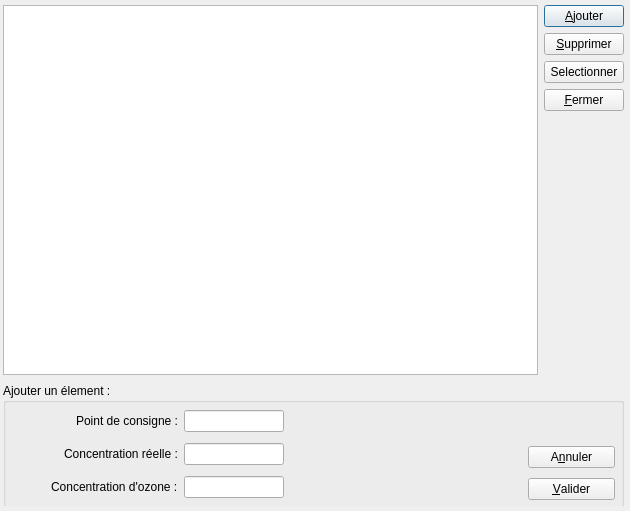
Above: dlg_concentration.ui from InformatiqueAtmoNA/tam before the change. Below: the same form after it.
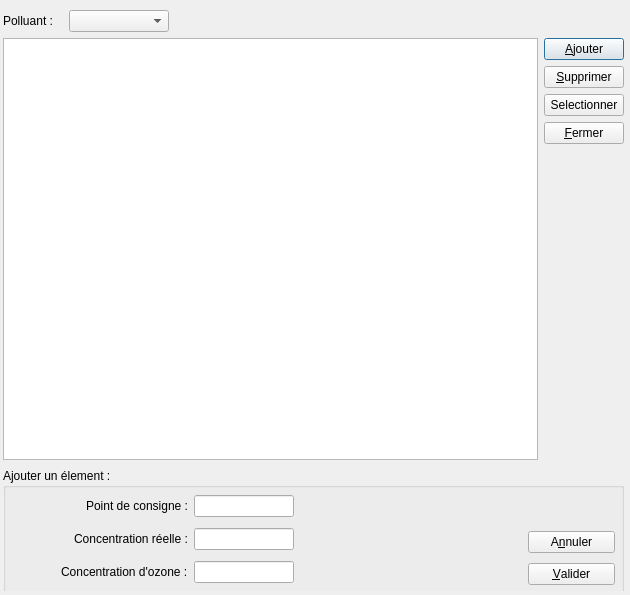
That is the form after the change.

```diff
--- a/dlg_concentration.ui
+++ b/dlg_concentration.ui
@@ -10,7 +10,7 @@
     <x>0</x>
     <y>0</y>
     <width>630</width>
-    <height>511</height>
+    <height>595</height>
    </rect>
   </property>
   <property name="windowTitle">
@@ -23,16 +23,26 @@
    <property name="geometry">
     <rect>
      <x>3</x>
-     <y>5</y>
+     <y>10</y>
      <width>621</width>
-     <height>501</height>
+     <height>581</height>
     </rect>
    </property>
    <layout class="QGridLayout" name="gridLayout">
-    <item row="0" column="0">
-     <widget class="QTableView" name="tableView"/>
+    <item row="1" column="0">
+     <widget class="QTableView" name="tableView">
+      <property name="alternatingRowColors">
+       <bool>true</bool>
+      </property>
+      <property name="selectionMode">
+       <enum>QAbstractItemView::SingleSelection</enum>
+      </property>
+      <property name="selectionBehavior">
+       <enum>QAbstractItemView::SelectRows</enum>
+      </property>
+     </widget>
     </item>
-    <item row="0" column="1">
+    <item row="1" column="1">
      <layout class="QVBoxLayout" name="verticalLayout">
       <item>
        <widget class="QPushButton" name="button_Ajouter">
@@ -77,7 +87,7 @@
       </item>
      </layout>
     </item>
-    <item row="1" column="0" colspan="2">
+    <item row="2" column="0" colspan="2">
      <widget class="QGroupBox" name="gb_edit_champs">
       <property name="sizePolicy">
        <sizepolicy hsizetype="Expanding" vsizetype="Fixed">
@@ -129,7 +139,7 @@
       <widget class="QWidget" name="layoutWidget">
        <property name="geometry">
         <rect>
-         <x>10</x>
+         <x>20</x>
          <y>22</y>
          <width>271</width>
          <height>101</height>
@@ -278,6 +288,62 @@
       </widget>
      </widget>
     </item>
+    <item row="0" column="0">
+     <layout class="QHBoxLayout" name="horizontalLayout_4">
+      <item>
+       <widget class="QLabel" name="label_4">
+        <property name="text">
+         <string>Polluant :</string>
+        </property>
+       </widget>
+      </item>
+      <item>
+       <spacer name="horizontalSpacer_4">
+        <property name="orientation">
+         <enum>Qt::Horizontal</enum>
+        </property>
+        <property name="sizeType">
+         <enum>QSizePolicy::Fixed</enum>
+        </property>
+        <property name="sizeHint" stdset="0">
+         <size>
+          <width>10</width>
+          <height>20</height>
+         </size>
+        </property>
+       </spacer>
+      </item>
+      <item>
+       <widget class="QComboBox" name="comboBox_SelectPolluant">
+        <property name="sizePolicy">
+         <sizepolicy hsizetype="Preferred" vsizetype="Fixed">
+          <horstretch>0</horstretch>
+          <verstretch>0</verstretch>
+         </sizepolicy>
+        </property>
+        <property name="minimumSize">
+         <size>
+          <width>100</width>
+          <height>0</height>
+         </size>
+        </property>
+       </widget>
+      </item>
+      <item>
+       <spacer name="horizontalSpacer_5">
+        <property name="orientation">
+         <enum>Qt::Horizontal</enum>
+        </property>
+        <property name="sizeHint" stdset="0">
+         <size>
+          <width>40</width>
+          <height>20</height>
+         </size>
+        </property>
+       </spacer>
+      </item>
+     </layout>
+    </item>
    </layout>
   </widget>
  </widget>
```
